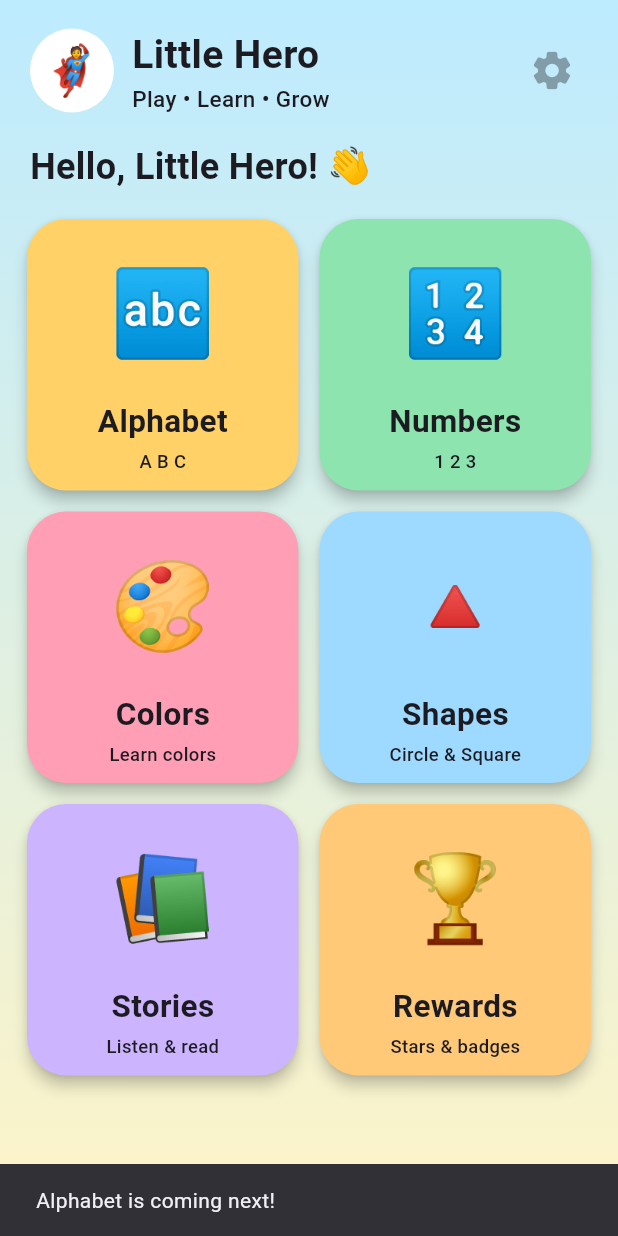
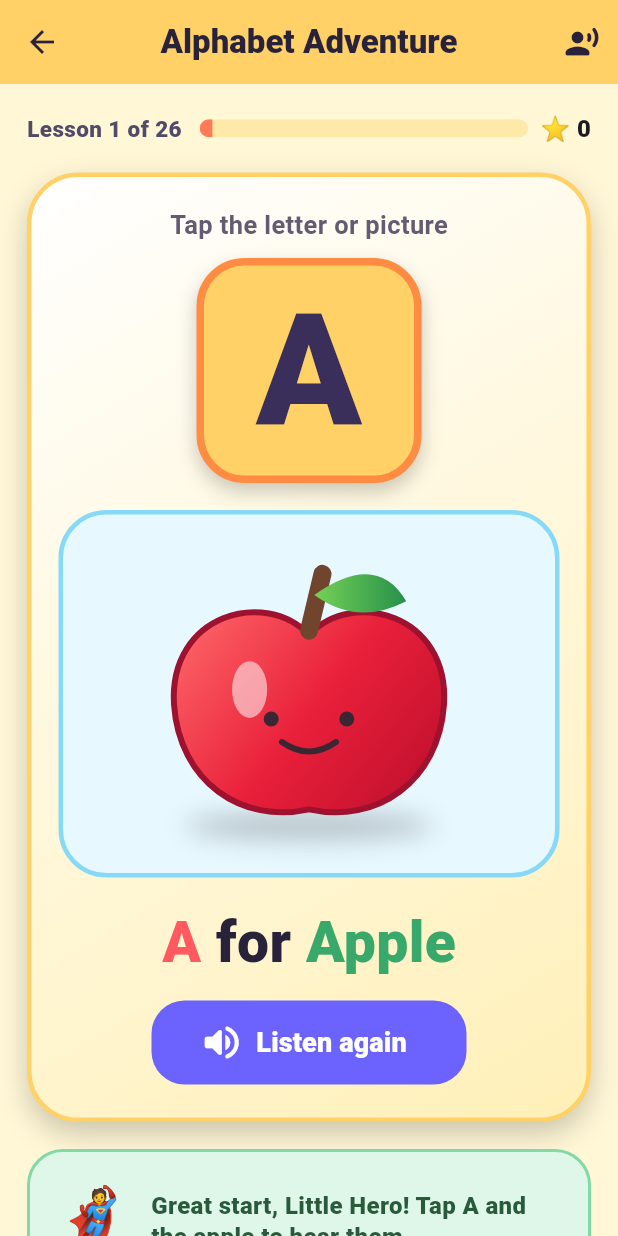
Before and after one commit to hamidabbas08-ux/little_hero, a Flutter app: the screen it shows after launch, after a tap on "Alphabet", on a phone screen of 412 x 824 dp. Run offline on Flutter 3.47's test engine with Material 3 defaults, Android fonts, the phone set to English and light mode, and no system bars; our stand-ins replace flutter_tts.

Commit message:
Add A for Apple alphabet lesson with voice

```diff
--- /dev/null
+++ b/lib/features/alphabet/screens/alphabet_lesson_screen.dart
@@ -0,0 +1,559 @@
+import 'dart:math' as math;
+
+import 'package:flutter/material.dart';
+import 'package:flutter_tts/flutter_tts.dart';
+
+class AlphabetLessonScreen extends StatefulWidget {
+  const AlphabetLessonScreen({super.key});
+
+  @override
+  State<AlphabetLessonScreen> createState() => _AlphabetLessonScreenState();
+}
+
+class _AlphabetLessonScreenState extends State<AlphabetLessonScreen>
+    with SingleTickerProviderStateMixin {
+  final FlutterTts _flutterTts = FlutterTts();
+
+  late final AnimationController _animationController;
+  late final Animation<double> _bounceAnimation;
+
+  bool _isSpeaking = false;
+
+  @override
+  void initState() {
+    super.initState();
+
+    _animationController = AnimationController(
+      vsync: this,
+      duration: const Duration(milliseconds: 550),
+    );
+
+    _bounceAnimation = Tween<double>(begin: 1, end: 1.08).animate(
+      CurvedAnimation(parent: _animationController, curve: Curves.elasticOut),
+    );
+  }
+
+  Future<void> _speakLesson() async {
+    if (_isSpeaking) {
+      await _flutterTts.stop();
+    }
+
+    setState(() {
+      _isSpeaking = true;
+    });
+
+    await _flutterTts.setLanguage('en-US');
+    await _flutterTts.setSpeechRate(0.38);
+    await _flutterTts.setPitch(1.12);
+    await _flutterTts.setVolume(1);
+    await _flutterTts.awaitSpeakCompletion(true);
+
+    _animationController.forward(from: 0);
+
+    try {
+      await _flutterTts.speak('A. A for Apple. Apple.');
+    } finally {
+      if (mounted) {
+        setState(() {
+          _isSpeaking = false;
+        });
+      }
+    }
+  }
+
+  Future<void> _speakLetter() async {
+    await _flutterTts.stop();
+    await _flutterTts.setLanguage('en-US');
+    await _flutterTts.setSpeechRate(0.35);
+    await _flutterTts.setPitch(1.15);
+    await _flutterTts.speak('A');
+  }
+
+  Future<void> _speakWord() async {
+    await _flutterTts.stop();
+    await _flutterTts.setLanguage('en-US');
+    await _flutterTts.setSpeechRate(0.38);
+    await _flutterTts.setPitch(1.1);
+    await _flutterTts.speak('Apple');
+  }
+
+  @override
+  void dispose() {
+    _flutterTts.stop();
+    _animationController.dispose();
+    super.dispose();
+  }
+
+  @override
+  Widget build(BuildContext context) {
+    return Scaffold(
+      backgroundColor: const Color(0xFFFFF7D6),
+      appBar: AppBar(
+        backgroundColor: const Color(0xFFFFD166),
+        foregroundColor: const Color(0xFF28233A),
+        elevation: 0,
+        centerTitle: true,
+        title: const Text(
+          'Alphabet Adventure',
+          style: TextStyle(fontWeight: FontWeight.w900),
+        ),
+        actions: [
+          IconButton(
+            tooltip: 'Hear the lesson',
+            onPressed: _speakLesson,
+            icon: Icon(
+              _isSpeaking
+                  ? Icons.volume_up_rounded
+                  : Icons.record_voice_over_rounded,
+            ),
+          ),
+        ],
+      ),
+      body: SafeArea(
+        child: LayoutBuilder(
+          builder: (context, constraints) {
+            return SingleChildScrollView(
+              padding: const EdgeInsets.fromLTRB(18, 18, 18, 24),
+              child: ConstrainedBox(
+                constraints: BoxConstraints(
+                  minHeight: constraints.maxHeight - 42,
+                ),
+                child: Column(
+                  children: [
+                    _lessonProgress(),
+                    const SizedBox(height: 18),
+                    _lessonCard(),
+                    const SizedBox(height: 18),
+                    _instructionCard(),
+                    const SizedBox(height: 20),
+                    _navigationButtons(context),
+                  ],
+                ),
+              ),
+            );
+          },
+        ),
+      ),
+    );
+  }
+
+  Widget _lessonProgress() {
+    return Row(
+      children: [
+        const Text(
+          'Lesson 1 of 26',
+          style: TextStyle(
+            fontSize: 15,
+            fontWeight: FontWeight.w800,
+            color: Color(0xFF514A69),
+          ),
+        ),
+        const SizedBox(width: 12),
+        Expanded(
+          child: ClipRRect(
+            borderRadius: BorderRadius.circular(20),
+            child: const LinearProgressIndicator(
+              minHeight: 12,
+              value: 1 / 26,
+              backgroundColor: Color(0xFFFFE9A8),
+              valueColor: AlwaysStoppedAnimation<Color>(Color(0xFFFF7A59)),
+            ),
+          ),
+        ),
+        const SizedBox(width: 8),
+        const Text(
+          '⭐ 0',
+          style: TextStyle(fontSize: 16, fontWeight: FontWeight.w900),
+        ),
+      ],
+    );
+  }
+
+  Widget _lessonCard() {
+    return Container(
+      width: double.infinity,
+      padding: const EdgeInsets.fromLTRB(18, 20, 18, 22),
+      decoration: BoxDecoration(
+        gradient: const LinearGradient(
+          begin: Alignment.topLeft,
+          end: Alignment.bottomRight,
+          colors: [Color(0xFFFFFFFF), Color(0xFFFFF0B8)],
+        ),
+        borderRadius: BorderRadius.circular(34),
+        border: Border.all(color: const Color(0xFFFFD166), width: 3),
+        boxShadow: const [
+          BoxShadow(
+            color: Color(0x33000000),
+            blurRadius: 16,
+            offset: Offset(0, 8),
+          ),
+        ],
+      ),
+      child: Column(
+        children: [
+          const Text(
+            'Tap the letter or picture',
+            style: TextStyle(
+              fontSize: 17,
+              fontWeight: FontWeight.w700,
+              color: Color(0xFF625B71),
+            ),
+          ),
+          const SizedBox(height: 10),
+          InkWell(
+            borderRadius: BorderRadius.circular(32),
+            onTap: _speakLetter,
+            child: Container(
+              width: 150,
+              height: 150,
+              alignment: Alignment.center,
+              decoration: BoxDecoration(
+                color: const Color(0xFFFFD166),
+                borderRadius: BorderRadius.circular(32),
+                border: Border.all(color: const Color(0xFFFF8C42), width: 5),
+                boxShadow: const [
+                  BoxShadow(
+                    color: Color(0x33000000),
+                    blurRadius: 10,
+                    offset: Offset(0, 6),
+                  ),
+                ],
+              ),
+              child: const Text(
+                'A',
+                style: TextStyle(
+                  fontSize: 104,
+                  height: 1,
+                  fontWeight: FontWeight.w900,
+                  color: Color(0xFF392F5A),
+                ),
+              ),
+            ),
+          ),
+          const SizedBox(height: 18),
+          ScaleTransition(
+            scale: _bounceAnimation,
+            child: InkWell(
+              borderRadius: BorderRadius.circular(32),
+              onTap: _speakWord,
+              child: Container(
+                width: double.infinity,
+                height: 245,
+                padding: const EdgeInsets.all(10),
+                decoration: BoxDecoration(
+                  color: const Color(0xFFE7F8FF),
+                  borderRadius: BorderRadius.circular(32),
+                  border: Border.all(color: const Color(0xFF86D9F7), width: 3),
+                ),
+                child: const CustomPaint(painter: ApplePicturePainter()),
+              ),
+            ),
+          ),
+          const SizedBox(height: 16),
+          const FittedBox(
+            fit: BoxFit.scaleDown,
+            child: Text.rich(
+              TextSpan(
+                children: [
+                  TextSpan(
+                    text: 'A',
+                    style: TextStyle(color: Color(0xFFFF5A5F)),
+                  ),
+                  TextSpan(text: ' for '),
+                  TextSpan(
+                    text: 'Apple',
+                    style: TextStyle(color: Color(0xFF39A96B)),
+                  ),
+                ],
+              ),
+              maxLines: 1,
+              textAlign: TextAlign.center,
+              style: TextStyle(
+                fontSize: 38,
+                fontWeight: FontWeight.w900,
+                color: Color(0xFF28233A),
+              ),
+            ),
+          ),
+          const SizedBox(height: 12),
+          FilledButton.icon(
+            onPressed: _speakLesson,
+            style: FilledButton.styleFrom(
+              backgroundColor: const Color(0xFF6C63FF),
+              foregroundColor: Colors.white,
+              minimumSize: const Size(210, 56),
+              shape: RoundedRectangleBorder(
+                borderRadius: BorderRadius.circular(22),
+              ),
+            ),
+            icon: Icon(
+              _isSpeaking ? Icons.graphic_eq_rounded : Icons.volume_up_rounded,
+              size: 30,
+            ),
+            label: Text(
+              _isSpeaking ? 'Speaking...' : 'Listen again',
+              style: const TextStyle(fontSize: 18, fontWeight: FontWeight.w900),
+            ),
+          ),
+        ],
+      ),
+    );
+  }
+
+  Widget _instructionCard() {
+    return Container(
+      width: double.infinity,
+      padding: const EdgeInsets.all(16),
+      decoration: BoxDecoration(
+        color: const Color(0xFFDFF7E8),
+        borderRadius: BorderRadius.circular(24),
+        border: Border.all(color: const Color(0xFF82D9A6), width: 2),
+      ),
+      child: const Row(
+        children: [
+          Text('🦸', style: TextStyle(fontSize: 42)),
+          SizedBox(width: 12),
+          Expanded(
+            child: Text(
+              'Great start, Little Hero! Tap A and the apple to hear them.',
+              style: TextStyle(
+                fontSize: 16,
+                height: 1.3,
+                fontWeight: FontWeight.w800,
+                color: Color(0xFF295A3C),
+              ),
+            ),
+          ),
+        ],
+      ),
+    );
+  }
+
+  Widget _navigationButtons(BuildContext context) {
+    return Row(
+      children: [
+        Expanded(
+          child: OutlinedButton.icon(
+            onPressed: () {
+              Navigator.pop(context);
+            },
+            style: OutlinedButton.styleFrom(
+              minimumSize: const Size.fromHeight(54),
+              side: const BorderSide(color: Color(0xFF6C63FF), width: 2),
+              shape: RoundedRectangleBorder(
+                borderRadius: BorderRadius.circular(20),
+              ),
+            ),
+            icon: const Icon(Icons.arrow_back_rounded),
+            label: const Text(
+              'Home',
+              style: TextStyle(fontSize: 17, fontWeight: FontWeight.w900),
+            ),
+          ),
+        ),
+        const SizedBox(width: 12),
+        Expanded(
+          child: FilledButton.icon(
+            onPressed: () {
+              ScaffoldMessenger.of(context).showSnackBar(
+                const SnackBar(
+                  content: Text('B for Ball will be added in the next step.'),
+                ),
+              );
+            },
+            style: FilledButton.styleFrom(
+              minimumSize: const Size.fromHeight(54),
+              backgroundColor: const Color(0xFFFF7A59),
+              shape: RoundedRectangleBorder(
+                borderRadius: BorderRadius.circular(20),
+              ),
+            ),
+            iconAlignment: IconAlignment.end,
+            icon: const Icon(Icons.arrow_forward_rounded),
+            label: const Text(
+              'Next',
+              style: TextStyle(fontSize: 17, fontWeight: FontWeight.w900),
+            ),
+          ),
+        ),
+      ],
+    );
+  }
+}
+
+class ApplePicturePainter extends CustomPainter {
+  const ApplePicturePainter();
+
+  @override
+  void paint(Canvas canvas, Size size) {
+    final center = Offset(size.width / 2, size.height / 2 + 14);
+    final appleWidth = math.min(size.width * 0.62, 180.0);
+    final appleHeight = math.min(size.height * 0.64, 150.0);
+
+    final shadowPaint = Paint()
+      ..color = const Color(0x33000000)
+      ..maskFilter = const MaskFilter.blur(BlurStyle.normal, 8);
+
+    canvas.drawOval(
+      Rect.fromCenter(
+        center: Offset(center.dx, center.dy + appleHeight * 0.53),
+        width: appleWidth * 0.92,
+        height: 20,
+      ),
+      shadowPaint,
+    );
+
+    final applePath = Path()
+      ..moveTo(center.dx, center.dy - appleHeight * 0.38)
+      ..cubicTo(
+        center.dx - appleWidth * 0.16,
+        center.dy - appleHeight * 0.60,
+        center.dx - appleWidth * 0.52,
+        center.dy - appleHeight * 0.48,
+        center.dx - appleWidth * 0.50,
+        center.dy - appleHeight * 0.05,
+      )
+      ..cubicTo(
+        center.dx - appleWidth * 0.48,
+        center.dy + appleHeight * 0.32,
+        center.dx - appleWidth * 0.25,
+        center.dy + appleHeight * 0.52,
+        center.dx,
+        center.dy + appleHeight * 0.45,
+      )
+      ..cubicTo(
+        center.dx + appleWidth * 0.25,
+        center.dy + appleHeight * 0.52,
+        center.dx + appleWidth * 0.48,
+        center.dy + appleHeight * 0.32,
+        center.dx + appleWidth * 0.50,
+        center.dy - appleHeight * 0.05,
+      )
+      ..cubicTo(
+        center.dx + appleWidth * 0.52,
+        center.dy - appleHeight * 0.48,
+        center.dx + appleWidth * 0.16,
+        center.dy - appleHeight * 0.60,
+        center.dx,
+        center.dy - appleHeight * 0.38,
+      )
+      ..close();
+
+    final applePaint = Paint()
+      ..shader =
+          const LinearGradient(
+            begin: Alignment.topLeft,
+            end: Alignment.bottomRight,
+            colors: [Color(0xFFFF6B6B), Color(0xFFE9203A), Color(0xFFB90D2B)],
+          ).createShader(
+            Rect.fromCenter(
+              center: center,
+              width: appleWidth,
+              height: appleHeight,
+            ),
+          );
+
+    canvas.drawPath(applePath, applePaint);
+
+    final outlinePaint = Paint()
+      ..color = const Color(0xFF9E1230)
+      ..style = PaintingStyle.stroke
+      ..strokeWidth = 4;
+
+    canvas.drawPath(applePath, outlinePaint);
+
+    final highlightPaint = Paint()..color = const Color(0x88FFFFFF);
+
+    canvas.drawOval(
+      Rect.fromCenter(
+        center: Offset(
+          center.dx - appleWidth * 0.22,
+          center.dy - appleHeight * 0.12,
+        ),
+        width: appleWidth * 0.13,
+        height: appleHeight * 0.27,
+      ),
+      highlightPaint,
+    );
+
+    final stemPaint = Paint()
+      ..color = const Color(0xFF71452D)
+      ..strokeWidth = 12
+      ..strokeCap = StrokeCap.round;
+
+    canvas.drawLine(
+      Offset(center.dx, center.dy - appleHeight * 0.40),
+      Offset(center.dx + appleWidth * 0.05, center.dy - appleHeight * 0.67),
+      stemPaint,
+    );
+
+    final leafPath = Path()
+      ..moveTo(center.dx + appleWidth * 0.02, center.dy - appleHeight * 0.57)
+      ..quadraticBezierTo(
+        center.dx + appleWidth * 0.25,
+        center.dy - appleHeight * 0.78,
+        center.dx + appleWidth * 0.36,
+        center.dy - appleHeight * 0.54,
+      )
+      ..quadraticBezierTo(
+        center.dx + appleWidth * 0.18,
+        center.dy - appleHeight * 0.42,
+        center.dx + appleWidth * 0.02,
+        center.dy - appleHeight * 0.57,
+      )
+      ..close();
+
+    final leafPaint = Paint()
+      ..shader =
+          const LinearGradient(
+            colors: [Color(0xFF7ED957), Color(0xFF218C4A)],
+          ).createShader(
+            Rect.fromCenter(
+              center: Offset(
+                center.dx + appleWidth * 0.18,
+                center.dy - appleHeight * 0.58,
+              ),
+              width: appleWidth * 0.4,
+              height: appleHeight * 0.35,
+            ),
+          );
+
+    canvas.drawPath(leafPath, leafPaint);
+
+    final facePaint = Paint()..color = const Color(0xFF3B2633);
+
+    canvas.drawCircle(
+      Offset(center.dx - appleWidth * 0.14, center.dy + appleHeight * 0.02),
+      5,
+      facePaint,
+    );
+
+    canvas.drawCircle(
+      Offset(center.dx + appleWidth * 0.14, center.dy + appleHeight * 0.02),
+      5,
+      facePaint,
+    );
+
+    final smilePath = Path()
+      ..moveTo(center.dx - appleWidth * 0.10, center.dy + appleHeight * 0.13)
+      ..quadraticBezierTo(
+        center.dx,
+        center.dy + appleHeight * 0.22,
+        center.dx + appleWidth * 0.10,
+        center.dy + appleHeight * 0.13,
+      );
+
+    final smilePaint = Paint()
+      ..color = const Color(0xFF3B2633)
+      ..style = PaintingStyle.stroke
+      ..strokeWidth = 4
+      ..strokeCap = StrokeCap.round;
+
+    canvas.drawPath(smilePath, smilePaint);
+  }
+
+  @override
+  bool shouldRepaint(covariant ApplePicturePainter oldDelegate) {
+    return false;
+  }
+}
--- a/lib/main.dart
+++ b/lib/main.dart
@@ -1,4 +1,6 @@
 import 'package:flutter/material.dart';
+
+import 'features/alphabet/screens/alphabet_lesson_screen.dart';
 
 void main() {
   runApp(const LittleHeroApp());
@@ -23,6 +25,23 @@ class LittleHeroApp extends StatelessWidget {
 
 class HomeScreen extends StatelessWidget {
   const HomeScreen({super.key});
+
+  void _openCard(BuildContext context, String title) {
+    if (title == 'Alphabet') {
+      Navigator.push(
+        context,
+        MaterialPageRoute<void>(builder: (_) => const AlphabetLessonScreen()),
+      );
+      return;
+    }
+
+    ScaffoldMessenger.of(context).showSnackBar(
+      SnackBar(
+        content: Text('$title is coming next!'),
+        duration: const Duration(seconds: 1),
+      ),
+    );
+  }
 
   @override
   Widget build(BuildContext context) {
@@ -72,8 +91,8 @@ class HomeScreen extends StatelessWidget {
                       ),
                     ),
                     IconButton(
-                      onPressed: null,
-                      icon: Icon(Icons.settings_rounded, size: 30),
+                      onPressed: () {},
+                      icon: const Icon(Icons.settings_rounded, size: 30),
                     ),
                   ],
                 ),
@@ -94,43 +113,49 @@ class HomeScreen extends StatelessWidget {
                   crossAxisCount: 2,
                   crossAxisSpacing: 14,
                   mainAxisSpacing: 14,
-                  childAspectRatio: 1.0,
-                  children: const [
+                  childAspectRatio: 1,
+                  children: [
                     LearningCard(
                       title: 'Alphabet',
                       subtitle: 'A B C',
                       emoji: '🔤',
-                      color: Color(0xFFFFD166),
+                      color: const Color(0xFFFFD166),
+                      onTap: () => _openCard(context, 'Alphabet'),
                     ),
                     LearningCard(
                       title: 'Numbers',
                       subtitle: '1 2 3',
                       emoji: '🔢',
-                      color: Color(0xFF8DE4AF),
+                      color: const Color(0xFF8DE4AF),
+                      onTap: () => _openCard(context, 'Numbers'),
                     ),
                     LearningCard(
                       title: 'Colors',
                       subtitle: 'Learn colors',
                       emoji: '🎨',
-                      color: Color(0xFFFF9EB5),
+                      color: const Color(0xFFFF9EB5),
+                      onTap: () => _openCard(context, 'Colors'),
                     ),
                     LearningCard(
                       title: 'Shapes',
                       subtitle: 'Circle & Square',
                       emoji: '🔺',
-                      color: Color(0xFF9ED9FF),
+                      color: const Color(0xFF9ED9FF),
+                      onTap: () => _openCard(context, 'Shapes'),
                     ),
                     LearningCard(
                       title: 'Stories',
                       subtitle: 'Listen & read',
                       emoji: '📚',
-                      color: Color(0xFFCDB4FF),
+                      color: const Color(0xFFCDB4FF),
+                      onTap: () => _openCard(context, 'Stories'),
                     ),
                     LearningCard(
                       title: 'Rewards',
                       subtitle: 'Stars & badges',
                       emoji: '🏆',
-                      color: Color(0xFFFFC978),
+                      color: const Color(0xFFFFC978),
+                      onTap: () => _openCard(context, 'Rewards'),
                     ),
                   ],
                 ),
@@ -148,12 +173,14 @@ class LearningCard extends StatelessWidget {
   final String subtitle;
   final String emoji;
   final Color color;
+  final VoidCallback onTap;
 
   const LearningCard({
     required this.title,
     required this.subtitle,
     required this.emoji,
     required this.color,
+    required this.onTap,
     super.key,
   });
 
@@ -165,28 +192,16 @@ class LearningCard extends StatelessWidget {
       borderRadius: BorderRadius.circular(26),
       clipBehavior: Clip.antiAlias,
       child: InkWell(
-        onTap: () {
-          ScaffoldMessenger.of(context).showSnackBar(
-            SnackBar(
-              content: Text('$title is coming next!'),
-              duration: const Duration(seconds: 1),
-            ),
-          );
-        },
+        onTap: onTap,
         child: Padding(
           padding: const EdgeInsets.fromLTRB(12, 10, 12, 10),
-          child: LayoutBuilder(
-            builder: (context, constraints) {
-              return Column(
+          child: Column(
             children: [
               Expanded(
                 child: Center(
                   child: FittedBox(
                     fit: BoxFit.scaleDown,
-                        child: Text(
-                          emoji,
-                          style: const TextStyle(fontSize: 56),
-                        ),
+                    child: Text(emoji, style: const TextStyle(fontSize: 56)),
                   ),
                 ),
               ),
@@ -220,8 +235,6 @@ class LearningCard extends StatelessWidget {
                 ),
               ),
             ],
-              );
-            },
           ),
         ),
       ),
--- a/pubspec.yaml
+++ b/pubspec.yaml
@@ -34,6 +34,7 @@ dependencies:
   # The following adds the Cupertino Icons font to your application.
   # Use with the CupertinoIcons class for iOS style icons.
   cupertino_icons: ^1.0.8
+  flutter_tts: ^4.2.5
 
 dev_dependencies:
   flutter_test:
```
Also changed, not shown: pubspec.lock, 1 other file. Lines whose indentation alone changed are shown as unchanged.
